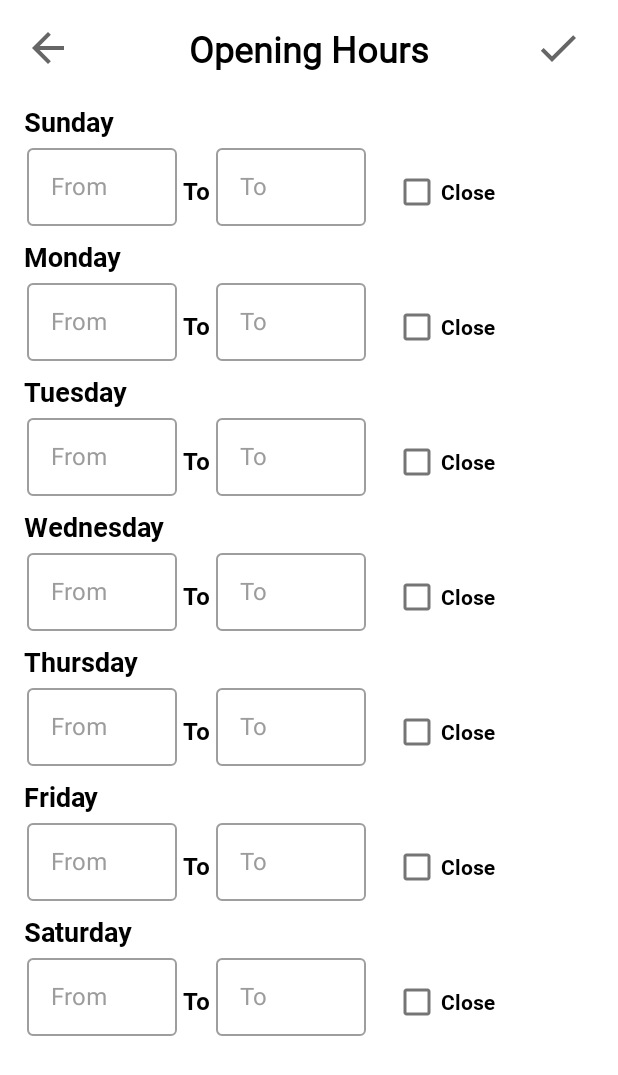
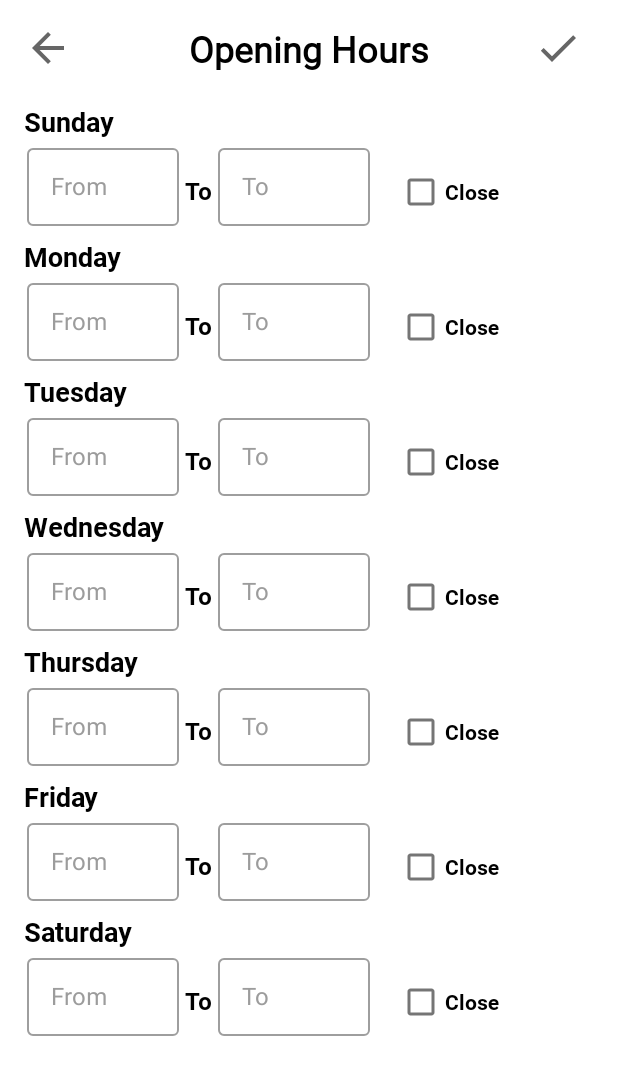
Before and after one commit to Anasmb/BarbershopBusiness, an Android app: the TimeActivity screen opened directly, with no data from a screen before it, on a phone screen of 412 x 824 dp. Shown: the top 1075 px of the screen. Run offline under Robolectric (Android 15) with nearby library versions, the phone set to English and light mode, and no system bars; our stand-ins replace Volley; libraries missing offline, so code that uses them is left out: com.vishnusivadas.advanced_httpurlconnection; 7 statements that could not run were skipped.

```diff
--- a/app/src/main/res/layout/activity_time.xml
+++ b/app/src/main/res/layout/activity_time.xml
@@ -64,7 +64,7 @@
                     android:id="@+id/sundayFromLayout"
                     style="@style/Widget.MaterialComponents.TextInputLayout.OutlinedBox"
                     app:startIconTint="#9C9C9C"
-                    android:layout_width="100dp"
+                    android:layout_width="101dp"
                     android:layout_height="57dp"
                     android:layout_marginHorizontal="2dp"
                     android:hint="From"
@@ -91,7 +91,7 @@
                 <com.google.android.material.textfield.TextInputLayout
                     style="@style/Widget.MaterialComponents.TextInputLayout.OutlinedBox"
                     app:startIconTint="#9C9C9C"
-                    android:layout_width="100dp"
+                    android:layout_width="101dp"
                     android:layout_height="57dp"
                     android:layout_marginHorizontal="2dp"
                     android:hint="To"
@@ -142,7 +142,7 @@
                 <com.google.android.material.textfield.TextInputLayout
                     style="@style/Widget.MaterialComponents.TextInputLayout.OutlinedBox"
                     app:startIconTint="#9C9C9C"
-                    android:layout_width="100dp"
+                    android:layout_width="101dp"
                     android:layout_height="57dp"
                     android:layout_marginHorizontal="2dp"
                     android:hint="From"
@@ -169,7 +169,7 @@
                 <com.google.android.material.textfield.TextInputLayout
                     style="@style/Widget.MaterialComponents.TextInputLayout.OutlinedBox"
                     app:startIconTint="#9C9C9C"
-                    android:layout_width="100dp"
+                    android:layout_width="101dp"
                     android:layout_height="57dp"
                     android:layout_marginHorizontal="2dp"
                     android:hint="To"
@@ -221,7 +221,7 @@
                 <com.google.android.material.textfield.TextInputLayout
                     style="@style/Widget.MaterialComponents.TextInputLayout.OutlinedBox"
                     app:startIconTint="#9C9C9C"
-                    android:layout_width="100dp"
+                    android:layout_width="101dp"
                     android:layout_height="57dp"
                     android:layout_marginHorizontal="2dp"
                     android:hint="From"
@@ -248,7 +248,7 @@
                 <com.google.android.material.textfield.TextInputLayout
                     style="@style/Widget.MaterialComponents.TextInputLayout.OutlinedBox"
                     app:startIconTint="#9C9C9C"
-                    android:layout_width="100dp"
+                    android:layout_width="101dp"
                     android:layout_height="57dp"
                     android:layout_marginHorizontal="2dp"
                     android:hint="To"
@@ -300,7 +300,7 @@
                 <com.google.android.material.textfield.TextInputLayout
                     style="@style/Widget.MaterialComponents.TextInputLayout.OutlinedBox"
                     app:startIconTint="#9C9C9C"
-                    android:layout_width="100dp"
+                    android:layout_width="101dp"
                     android:layout_height="57dp"
                     android:layout_marginHorizontal="2dp"
                     android:hint="From"
@@ -327,7 +327,7 @@
                 <com.google.android.material.textfield.TextInputLayout
                     style="@style/Widget.MaterialComponents.TextInputLayout.OutlinedBox"
                     app:startIconTint="#9C9C9C"
-                    android:layout_width="100dp"
+                    android:layout_width="101dp"
                     android:layout_height="57dp"
                     android:layout_marginHorizontal="2dp"
                     android:hint="To"
@@ -379,7 +379,7 @@
                 <com.google.android.material.textfield.TextInputLayout
                     style="@style/Widget.MaterialComponents.TextInputLayout.OutlinedBox"
                     app:startIconTint="#9C9C9C"
-                    android:layout_width="100dp"
+                    android:layout_width="101dp"
                     android:layout_height="57dp"
                     android:layout_marginHorizontal="2dp"
                     android:hint="From"
@@ -406,7 +406,7 @@
                 <com.google.android.material.textfield.TextInputLayout
                     style="@style/Widget.MaterialComponents.TextInputLayout.OutlinedBox"
                     app:startIconTint="#9C9C9C"
-                    android:layout_width="100dp"
+                    android:layout_width="101dp"
                     android:layout_height="57dp"
                     android:layout_marginHorizontal="2dp"
                     android:hint="To"
@@ -458,7 +458,7 @@
                 <com.google.android.material.textfield.TextInputLayout
                     style="@style/Widget.MaterialComponents.TextInputLayout.OutlinedBox"
                     app:startIconTint="#9C9C9C"
-                    android:layout_width="100dp"
+                    android:layout_width="101dp"
                     android:layout_height="57dp"
                     android:layout_marginHorizontal="2dp"
                     android:hint="From"
@@ -485,7 +485,7 @@
                 <com.google.android.material.textfield.TextInputLayout
                     style="@style/Widget.MaterialComponents.TextInputLayout.OutlinedBox"
                     app:startIconTint="#9C9C9C"
-                    android:layout_width="100dp"
+                    android:layout_width="101dp"
                     android:layout_height="57dp"
                     android:layout_marginHorizontal="2dp"
                     android:hint="To"
@@ -537,7 +537,7 @@
                 <com.google.android.material.textfield.TextInputLayout
                     style="@style/Widget.MaterialComponents.TextInputLayout.OutlinedBox"
                     app:startIconTint="#9C9C9C"
-                    android:layout_width="100dp"
+                    android:layout_width="101dp"
                     android:layout_height="57dp"
                     android:layout_marginHorizontal="2dp"
                     android:hint="From"
@@ -564,7 +564,7 @@
                 <com.google.android.material.textfield.TextInputLayout
                     style="@style/Widget.MaterialComponents.TextInputLayout.OutlinedBox"
                     app:startIconTint="#9C9C9C"
-                    android:layout_width="100dp"
+                    android:layout_width="101dp"
                     android:layout_height="57dp"
                     android:layout_marginHorizontal="2dp"
                     android:hint="To"
```
Also changed, not shown: app/src/main/java/com/example/barberbusiness/TimeActivity.java (+14 -14 lines).
